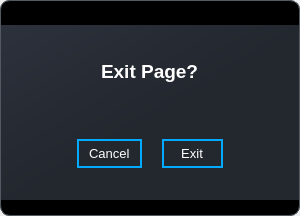
Above: ui/dialogs/exit_page.ui from elian-olbz/mlbb-drafting-and-simulation-tools before the change. Below: the same form after it.
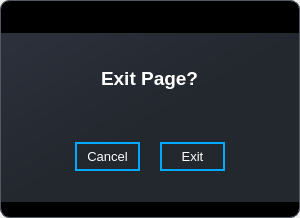
That is the form after the change. Icons and pictures are not drawn.

Commit message: Added buttons hover and press effect. Main page butttons replaced. Filtered pick/ban button on PD

```diff
--- a/ui/dialogs/exit_page.ui
+++ b/ui/dialogs/exit_page.ui
@@ -7,7 +7,7 @@
     <x>0</x>
     <y>0</y>
     <width>300</width>
-    <height>216</height>
+    <height>218</height>
    </rect>
   </property>
   <property name="windowTitle">
@@ -73,13 +73,7 @@
 margin:0;
 color:#fff
 }
-
-QPushButton{
-text-align:left;
-padding: 5px 10px;
-border-top-left-radius: 10px;
-border-bottom-left-radius: 10px;
-}</string>
+</string>
         </property>
         <layout class="QVBoxLayout" name="verticalLayout_3" stretch="0,0">
          <property name="spacing">
@@ -125,16 +119,32 @@
              <number>0</number>
             </property>
             <property name="topMargin">
-             <number>0</number>
+             <number>4</number>
             </property>
             <property name="rightMargin">
-             <number>0</number>
+             <number>4</number>
             </property>
             <property name="bottomMargin">
-             <number>0</number>
+             <number>4</number>
             </property>
             <item alignment="Qt::AlignRight|Qt::AlignTop">
              <widget class="QPushButton" name="exit_button">
+              <property name="styleSheet">
+               <string notr="true">QPushButton{
+text-align:center;
+padding: 5px 5px;
+border-radius: 5px;
+}
+
+QPushButton:hover {
+    background-color: #23272e;
+}
+
+QPushButton:pressed {	
+    background-color: rgb(62, 69, 82);
+    color: rgb(255, 255, 255);
+} </string>
+              </property>
               <property name="text">
                <string/>
               </property>
@@ -213,6 +223,22 @@
                </property>
                <item alignment="Qt::AlignHCenter">
                 <widget class="QFrame" name="button_frame">
+                 <property name="styleSheet">
+                  <string notr="true">QPushButton{
+text-align:center;
+border-radius: 0px;
+}
+
+QPushButton:hover {
+    background-color: rgb(62, 69, 82);
+}
+
+QPushButton:pressed {	
+   
+	background-color: rgb(71, 77, 96);
+    color: rgb(255, 255, 255);
+}</string>
+                 </property>
                  <property name="frameShape">
                   <enum>QFrame::StyledPanel</enum>
                  </property>
@@ -234,7 +260,8 @@
                      <string notr="true">border-radius: 16px;
 border: 2px solid; 
 border-color:rgb(83, 89, 98);
-border-color: rgb(0, 170, 255);</string>
+border-color: rgb(0, 170, 255);
+padding: 5px 10px;</string>
                     </property>
                     <property name="text">
                      <string>Cancel</string>
@@ -252,7 +279,8 @@
                      <string notr="true">border-radius: 16px;
 border: 2px solid; 
 border-color:rgb(83, 89, 98);
-border-color: rgb(0, 170, 255);</string>
+border-color: rgb(0, 170, 255);
+padding: 5px 12px;</string>
                     </property>
                     <property name="text">
                      <string>  Exit  </string>
```
The commit also changes 14 other files.
